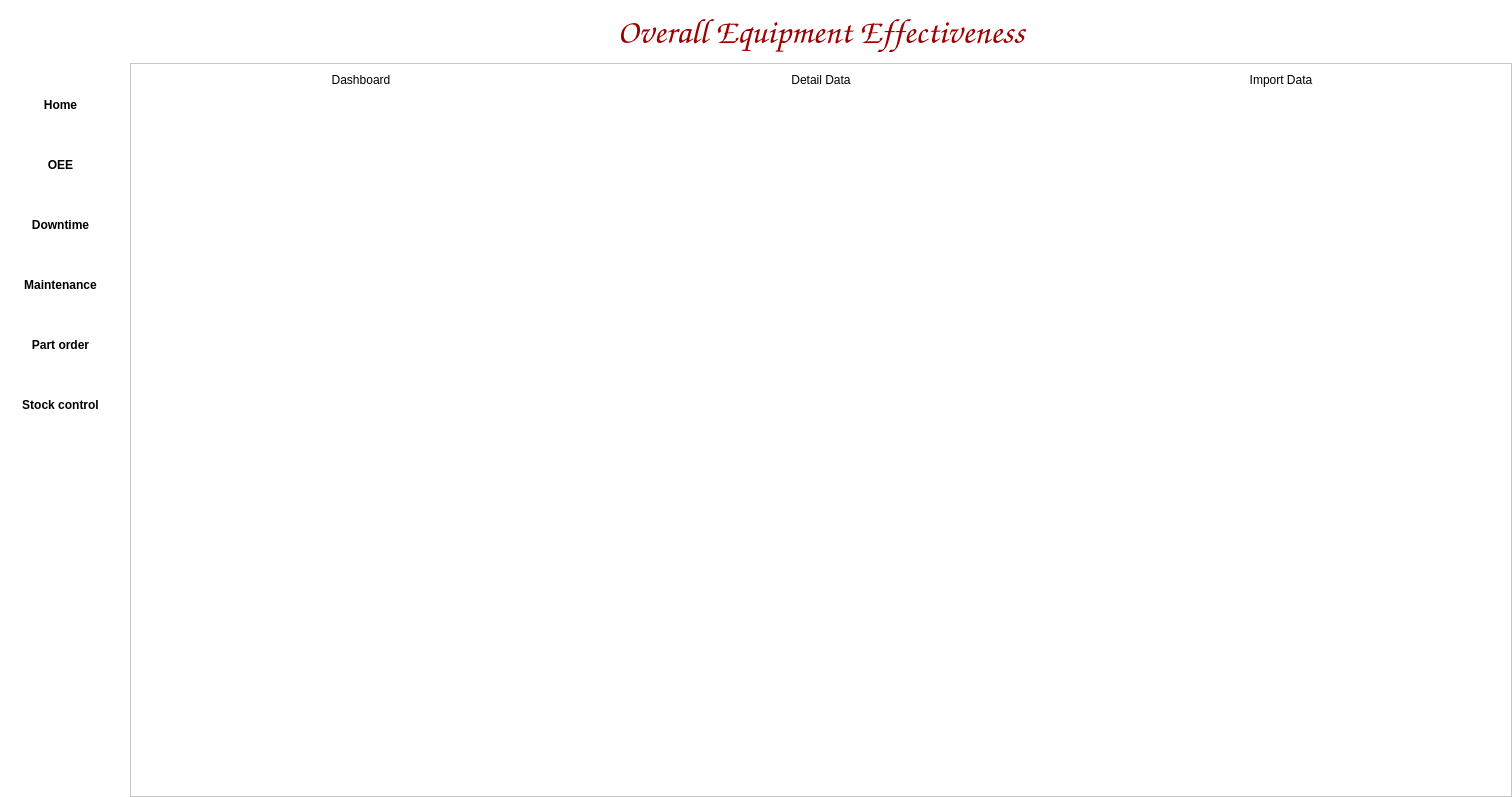
Above: UI/UI_file/MainWindown.ui from PMS202/CMMSApp before the change. Below: the same form after it.
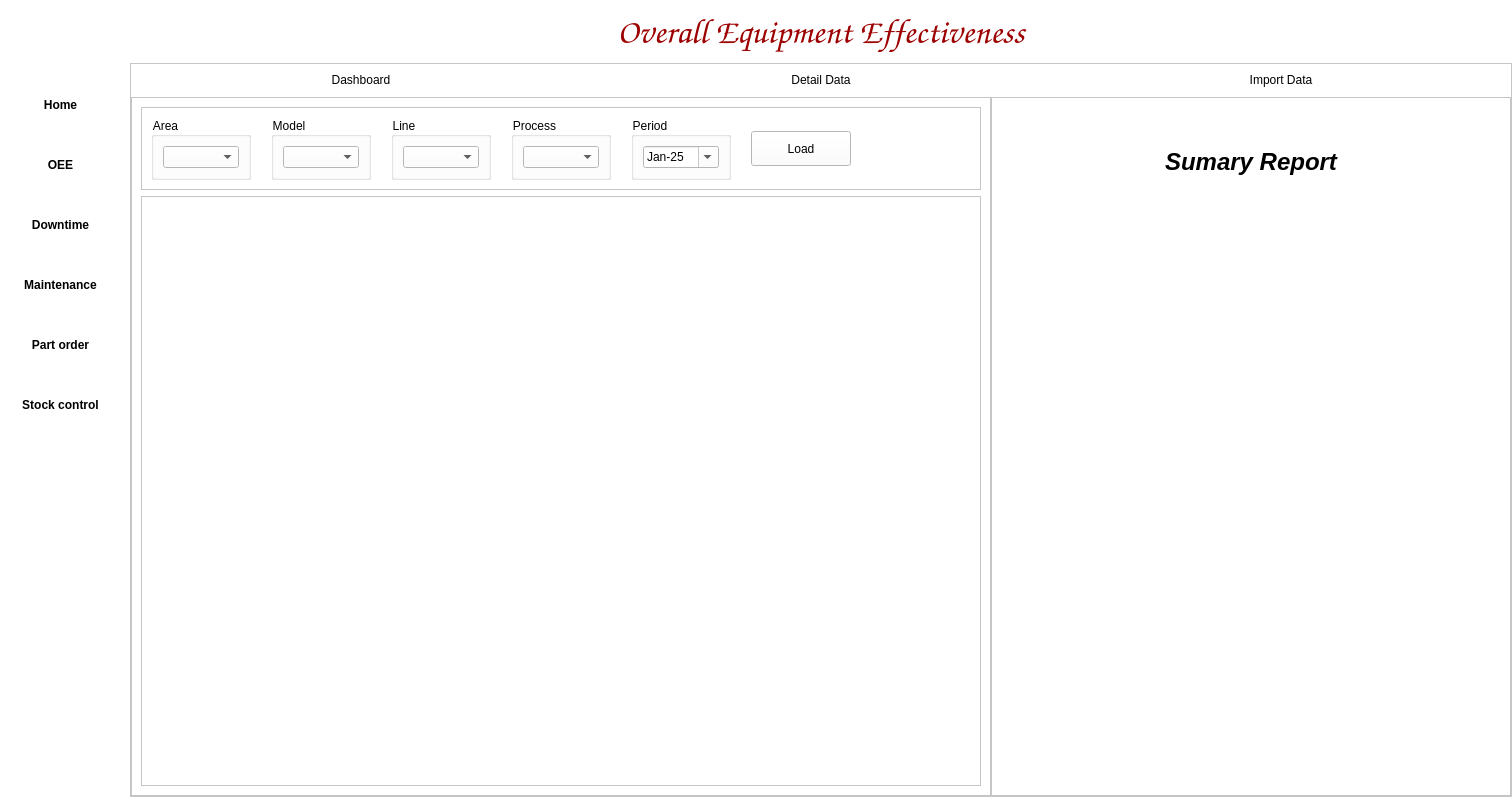
That is the form after the change. The open tabs and pages were chosen to show the change. Icons and pictures are not drawn.

Patch:
```diff
--- a/UI/UI_file/MainWindown.ui
+++ b/UI/UI_file/MainWindown.ui
@@ -1702,7 +1702,7 @@
                             <number>3</number>
                            </property>
                            <item>
-                            <widget class="QFrame" name="frame_141">
+                            <widget class="QLabel" name="label_65">
                              <property name="sizePolicy">
                               <sizepolicy hsizetype="Preferred" vsizetype="Maximum">
                                <horstretch>0</horstretch>
@@ -1766,7 +1766,318 @@
                </item>
               </layout>
              </widget>
-             <widget class="QWidget" name="OEE_Detail_page"/>
+             <widget class="QWidget" name="OEE_Detail_page">
+              <layout class="QHBoxLayout" name="horizontalLayout_86">
+               <property name="spacing">
+                <number>0</number>
+               </property>
+               <property name="leftMargin">
+                <number>0</number>
+               </property>
+               <property name="topMargin">
+                <number>0</number>
+               </property>
+               <property name="rightMargin">
+                <number>0</number>
+               </property>
+               <property name="bottomMargin">
+                <number>0</number>
+               </property>
+               <item>
+                <widget class="QFrame" name="frame_141">
+                 <property name="frameShape">
+                  <enum>QFrame::StyledPanel</enum>
+                 </property>
+                 <property name="frameShadow">
+                  <enum>QFrame::Raised</enum>
+                 </property>
+                 <layout class="QVBoxLayout" name="verticalLayout_81">
+                  <item>
+                   <widget class="QFrame" name="frame_147">
+                    <property name="sizePolicy">
+                     <sizepolicy hsizetype="MinimumExpanding" vsizetype="Minimum">
+                      <horstretch>0</horstretch>
+                      <verstretch>0</verstretch>
+                     </sizepolicy>
+                    </property>
+                    <property name="frameShape">
+                     <enum>QFrame::StyledPanel</enum>
+                    </property>
+                    <property name="frameShadow">
+                     <enum>QFrame::Raised</enum>
+                    </property>
+                    <layout class="QHBoxLayout" name="horizontalLayout_105">
+                     <property name="spacing">
+                      <number>20</number>
+                     </property>
+                     <item>
+                      <widget class="QGroupBox" name="groupBox_7">
+                       <property name="minimumSize">
+                        <size>
+                         <width>100</width>
+                         <height>0</height>
+                        </size>
+                       </property>
+                       <property name="title">
+                        <string>Area</string>
+                       </property>
+                       <layout class="QHBoxLayout" name="horizontalLayout_100">
+                        <item>
+                         <widget class="QComboBox" name="OEE_Data_Area_cbb"/>
+                        </item>
+                       </layout>
+                      </widget>
+                     </item>
+                     <item>
+                      <widget class="QGroupBox" name="groupBox_8">
+                       <property name="minimumSize">
+                        <size>
+                         <width>100</width>
+                         <height>0</height>
+                        </size>
+                       </property>
+                       <property name="title">
+                        <string>Model</string>
+                       </property>
+                       <layout class="QHBoxLayout" name="horizontalLayout_101">
+                        <item>
+                         <widget class="QComboBox" name="OEE_Data_Model_cbb"/>
+                        </item>
+                       </layout>
+                      </widget>
+                     </item>
+                     <item>
+                      <widget class="QGroupBox" name="groupBox_9">
+                       <property name="minimumSize">
+                        <size>
+                         <width>100</width>
+                         <height>0</height>
+                        </size>
+                       </property>
+                       <property name="title">
+                        <string>Line</string>
+                       </property>
+                       <layout class="QHBoxLayout" name="horizontalLayout_102">
+                        <item>
+                         <widget class="QComboBox" name="OEE_Data_Line_cbb"/>
+                        </item>
+                       </layout>
+                      </widget>
+                     </item>
+                     <item>
+                      <widget class="QGroupBox" name="groupBox_10">
+                       <property name="minimumSize">
+                        <size>
+                         <width>100</width>
+                         <height>0</height>
+                        </size>
+                       </property>
+                       <property name="title">
+                        <string>Process</string>
+                       </property>
+                       <layout class="QHBoxLayout" name="horizontalLayout_103">
+                        <item>
+                         <widget class="QComboBox" name="OEE_Data_Process_cbb"/>
+                        </item>
+                       </layout>
+                      </widget>
+                     </item>
+                     <item>
+                      <widget class="QGroupBox" name="groupBox_11">
+                       <property name="minimumSize">
+                        <size>
+                         <width>100</width>
+                         <height>0</height>
+                        </size>
+                       </property>
+                       <property name="title">
+                        <string>Period</string>
+                       </property>
+                       <layout class="QHBoxLayout" name="horizontalLayout_104">
+                        <property name="spacing">
+                         <number>0</number>
+                        </property>
+                        <property name="leftMargin">
+                         <number>9</number>
+                        </property>
+                        <property name="topMargin">
+                         <number>0</number>
+                        </property>
+                        <property name="rightMargin">
+                         <number>9</number>
+                        </property>
+                        <property name="bottomMargin">
+                         <number>0</number>
+                        </property>
+                        <item>
+                         <widget class="QDateEdit" name="OEE_Data_period_edit">
+                          <property name="dateTime">
+                           <datetime>
+                            <hour>0</hour>
+                            <minute>0</minute>
+                            <second>0</second>
+                            <year>2025</year>
+                            <month>1</month>
+                            <day>1</day>
+                           </datetime>
+                          </property>
+                          <property name="displayFormat">
+                           <string>MMM-yy</string>
+                          </property>
+                          <property name="calendarPopup">
+                           <bool>true</bool>
+                          </property>
+                         </widget>
+                        </item>
+                       </layout>
+                      </widget>
+                     </item>
+                     <item>
+                      <widget class="QPushButton" name="OEE_Data_Load_btn">
+                       <property name="minimumSize">
+                        <size>
+                         <width>100</width>
+                         <height>35</height>
+                        </size>
+                       </property>
+                       <property name="text">
+                        <string>Load</string>
+                       </property>
+                      </widget>
+                     </item>
+                     <item>
+                      <spacer name="horizontalSpacer_3">
+                       <property name="orientation">
+                        <enum>Qt::Horizontal</enum>
+                       </property>
+                       <property name="sizeHint" stdset="0">
+                        <size>
+                         <width>40</width>
+                         <height>20</height>
+                        </size>
+                       </property>
+                      </spacer>
+                     </item>
+                    </layout>
+                   </widget>
+                  </item>
+                  <item>
+                   <widget class="QTableView" name="OEE_Data_table">
+                    <property name="sizePolicy">
+                     <sizepolicy hsizetype="MinimumExpanding" vsizetype="MinimumExpanding">
+                      <horstretch>0</horstretch>
+                      <verstretch>0</verstretch>
+                     </sizepolicy>
+                    </property>
+                    <property name="editTriggers">
+                     <set>QAbstractItemView::NoEditTriggers</set>
+                    </property>
+                    <property name="alternatingRowColors">
+                     <bool>true</bool>
+                    </property>
+                    <property name="sortingEnabled">
+                     <bool>true</bool>
+                    </property>
+                   </widget>
+                  </item>
+                 </layout>
+                </widget>
+               </item>
+               <item>
+                <widget class="QFrame" name="frame_148">
+                 <property name="sizePolicy">
+                  <sizepolicy hsizetype="Preferred" vsizetype="Preferred">
+                   <horstretch>0</horstretch>
+                   <verstretch>0</verstretch>
+                  </sizepolicy>
+                 </property>
+                 <property name="minimumSize">
+                  <size>
+                   <width>0</width>
+                   <height>0</height>
+                  </size>
+                 </property>
+                 <property name="frameShape">
+                  <enum>QFrame::StyledPanel</enum>
+                 </property>
+                 <property name="frameShadow">
+                  <enum>QFrame::Raised</enum>
+                 </property>
+                 <layout class="QVBoxLayout" name="verticalLayout_82">
+                  <item>
+                   <spacer name="verticalSpacer_4">
+                    <property name="orientation">
+                     <enum>Qt::Vertical</enum>
+                    </property>
+                    <property name="sizeType">
+                     <enum>QSizePolicy::Maximum</enum>
+                    </property>
+                    <property name="sizeHint" stdset="0">
+                     <size>
+                      <width>20</width>
+                      <height>40</height>
+                     </size>
+                    </property>
+                   </spacer>
+                  </item>
+                  <item>
+                   <widget class="QLabel" name="label_87">
+                    <property name="sizePolicy">
+                     <sizepolicy hsizetype="Preferred" vsizetype="Maximum">
+                      <horstretch>0</horstretch>
+                      <verstretch>0</verstretch>
+                     </sizepolicy>
+                    </property>
+                    <property name="minimumSize">
+                     <size>
+                      <width>0</width>
+                      <height>30</height>
+                     </size>
+                    </property>
+                    <property name="font">
+                     <font>
+                      <family>MS Sans Serif</family>
+                      <pointsize>18</pointsize>
+                      <weight>75</weight>
+                      <italic>true</italic>
+                      <bold>true</bold>
+                     </font>
+                    </property>
+                    <property name="text">
+                     <string>Sumary Report</string>
+                    </property>
+                    <property name="alignment">
+                     <set>Qt::AlignCenter</set>
+                    </property>
+                   </widget>
+                  </item>
+                  <item>
+                   <widget class="QTableView" name="OEE_Data_sumary_table">
+                    <property name="sizePolicy">
+                     <sizepolicy hsizetype="Preferred" vsizetype="Preferred">
+                      <horstretch>0</horstretch>
+                      <verstretch>0</verstretch>
+                     </sizepolicy>
+                    </property>
+                    <property name="minimumSize">
+                     <size>
+                      <width>500</width>
+                      <height>0</height>
+                     </size>
+                    </property>
+                    <property name="frameShape">
+                     <enum>QFrame::NoFrame</enum>
+                    </property>
+                   </widget>
+                  </item>
+                  <item>
+                   <widget class="QWidget" name="OEE_Data_sumary_widget" native="true"/>
+                  </item>
+                 </layout>
+                </widget>
+               </item>
+              </layout>
+             </widget>
              <widget class="QWidget" name="OEE_Importdata_page"/>
             </widget>
            </item>
```
Left out of the diff: 48 changed lines with no effect on the pictures.
